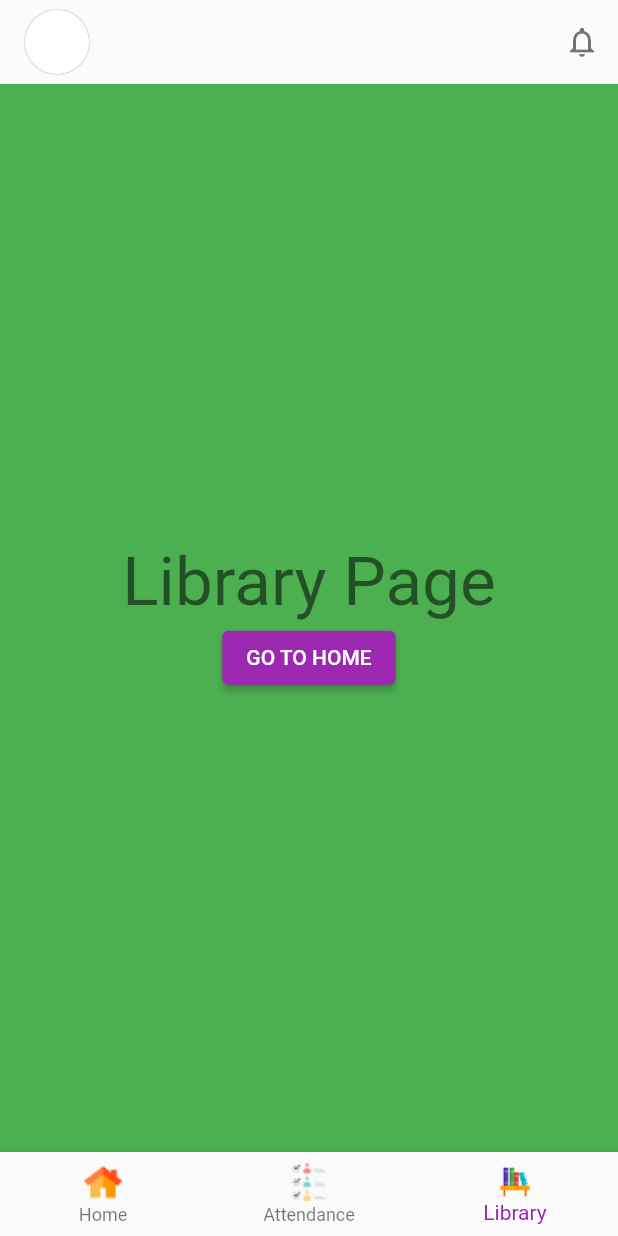
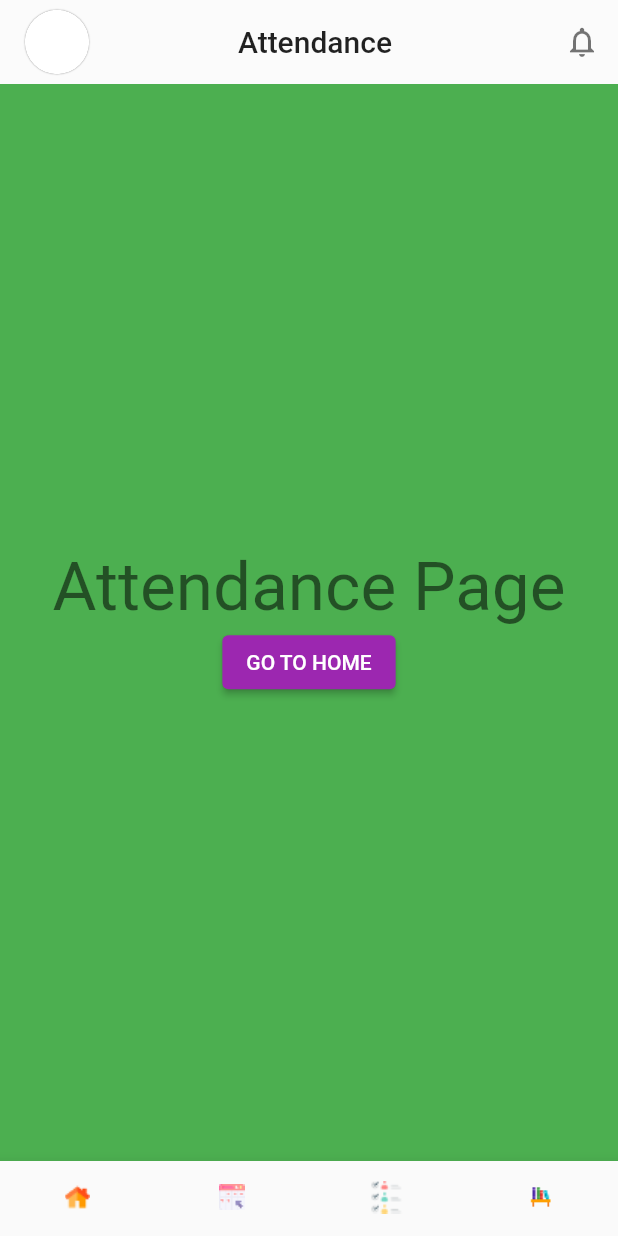
Before and after one commit to subrat00000/fiwi_flutter, a Flutter app: the HomeScreen screen opened by its route, item 3 of the bottom bar chosen, on a phone screen of 412 x 824 dp. Run offline on Flutter 3.47's test engine with Material 2 defaults, Android fonts, the phone set to English and light mode, and no system bars; drawn by our look-alikes of cached_network_image; our stand-ins replace connectivity_plus, equatable, firebase_auth, firebase_core, firebase_database, firebase_messaging and 10 more; missing offline and left inert: mobile_scanner; accounts and stored records are empty; network calls fail.

Commit message:
bottom navigation

```diff
--- a/lib/view/home_screen.dart
+++ b/lib/view/home_screen.dart
@@ -15,6 +15,7 @@ import 'package:fiwi/repositories/exit.dart';
 import 'package:fiwi/view/attendance_screen.dart';
 import 'package:fiwi/view/home_screen_helper.dart';
 import 'package:fiwi/view/library_screen.dart';
+import 'package:fiwi/view/timetable_screen.dart';
 import 'package:flutter/material.dart';
 import 'package:flutter/services.dart';
 import 'package:flutter_bloc/flutter_bloc.dart';
@@ -38,7 +39,7 @@ class HomeScreenState extends State<HomeScreen> {
   DatabaseReference ref = FirebaseDatabase.instance.ref('users');
   String? mtoken;
   Box box = Hive.box('user');
-  int todayAsDay = 6;
+  Map<int,String> appBarTitle = {0:'Home',1:'Timetable', 2:'Attendance', 3:'Library'};
   var internet = true;
   String? photo;
   String? vname;
@@ -224,24 +225,31 @@ class HomeScreenState extends State<HomeScreen> {
 
   final _pageNavigation = [
     HomeScreenHelper(),
+    TimeTable(),
     AttendanceScreen(),
     LibraryScreen(),
   ];
 
   Widget _buildBottomNav() {
     return SizedBox(
+      height: 50,
       child: BottomNavigationBar(
+        showSelectedLabels: false,
+        showUnselectedLabels: false,
 
+        selectedLabelStyle: TextStyle(fontSize: 13),
         currentIndex: context.read<BottomNavCubit>().state,
         type: BottomNavigationBarType.fixed,
         onTap: _getChangeBottomNav,
         items: [
           BottomNavigationBarItem(
-              icon: Image.asset('assets/home.png',cacheHeight: 25),label: 'Home'),
+              icon: Image.asset('assets/home.png',cacheHeight: 17),label: 'Home',activeIcon: Image.asset('assets/home.png',cacheHeight: 22)),
           BottomNavigationBarItem(
-              icon: Image.asset('assets/attendances.png',cacheHeight: 25),label: 'Attendance'),
+              icon: Image.asset('assets/timetables.png',cacheHeight: 17),label: 'Timetable',activeIcon: Image.asset('assets/timetables.png',cacheHeight: 22)),
           BottomNavigationBarItem(
-              icon: Image.asset('assets/librarys.png',cacheHeight: 25), label: 'Library'),
+              icon: Image.asset('assets/attendances.png',cacheHeight: 17),label: 'Attendance',activeIcon: Image.asset('assets/attendances.png',cacheHeight: 22)),
+          BottomNavigationBarItem(
+              icon: Image.asset('assets/librarys.png',cacheHeight: 17), label: 'Library',activeIcon: Image.asset('assets/librarys.png',cacheHeight: 22)),
         ],
       ),
     );
@@ -319,13 +327,7 @@ class HomeScreenState extends State<HomeScreen> {
                     ),
                   ),
                 ),
-                title: Row(
-                  children: <Widget>[
-                    SizedBox(
-                      width: width * 0.23,
-                    ),
-                  ],
-                ),
+                title: Center(child: Text(appBarTitle[context.read<BottomNavCubit>().state]!,style: TextStyle(color: Colors.black87),)),
               ),
               key: _scaffoldKey,
               body: SafeArea(
```
Also changed, not shown: lib/view/home_screen_helper.dart (+8 -16 lines), lib/view/timetable_screen.dart (+17 -62 lines), assets/timetables.png (added).
